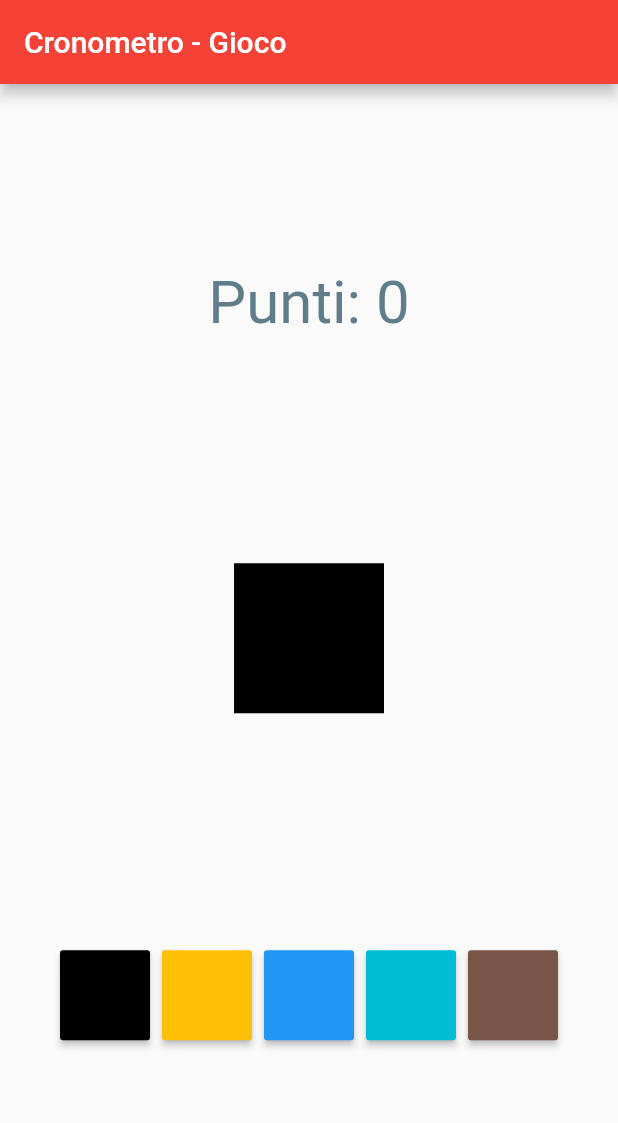
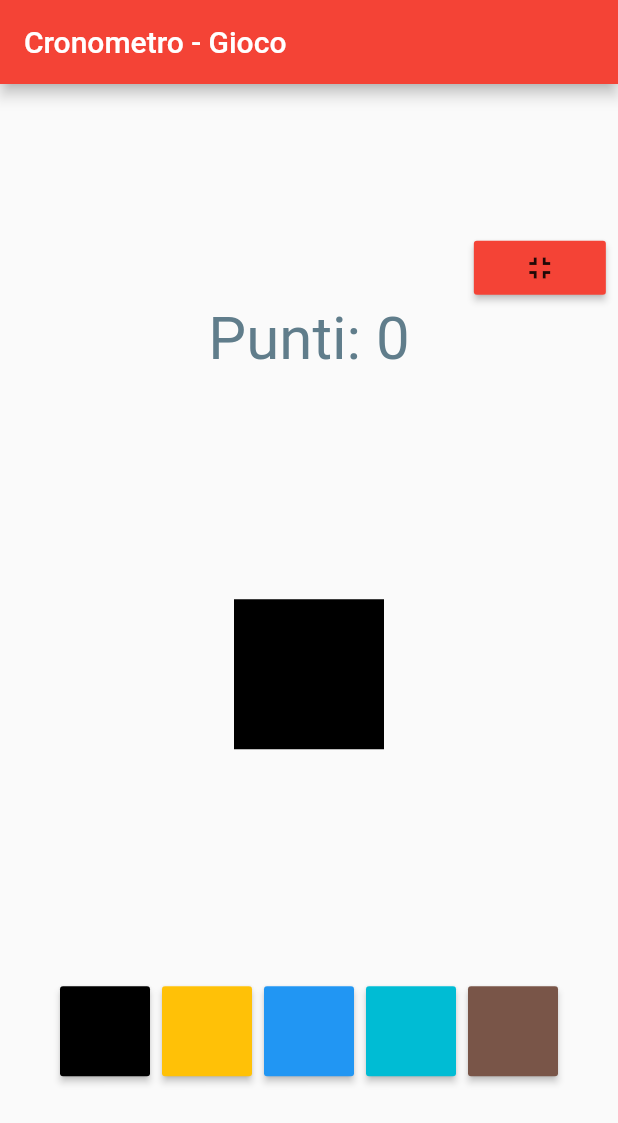
Before and after one commit to LorenzoVaccher01/TPSIT-2020-21, a Flutter app: the screen it shows after launch, after a tap on "Start", on a phone screen of 412 x 824 dp. Shown: the top 1123 px of the screen. Run offline on Flutter 3.47's test engine with Material 2 defaults, Android fonts, the phone set to English and light mode, and no system bars; missing offline and left inert: material.dart.

Commit message:
Update-25102020_v1

```diff
--- a/Cronometro/gioco/lib/views/home.dart
+++ b/Cronometro/gioco/lib/views/home.dart
@@ -39,6 +39,13 @@ class _MyHomePageState extends State<MyHomePage> {
     });
   }
 
+  void _resetGame() {
+    setState(() {
+      _score = 0;
+      _visibilityStatus = true;
+    });
+  }
+
   @override
   Widget build(BuildContext context) {
     return Scaffold(
@@ -49,6 +56,17 @@ class _MyHomePageState extends State<MyHomePage> {
           child: Column(
             mainAxisAlignment: MainAxisAlignment.center,
             children: <Widget>[
+              Visibility(
+                child: Container(
+                  alignment: Alignment(0.95, -1),
+                  child: RaisedButton(
+                    color: Colors.red,
+                    child: Icon(Icons.fullscreen_exit),
+                    onPressed: _resetGame,
+                  ),
+                ),
+                visible: !_visibilityStatus,
+              ),
               Visibility(
                 child: Container(
                   child: Text('Clicca il tasto Start per iniziare a giocare!',
```
Also changed, not shown: Cronometro/gioco/lib/utils/ticker.dart (+6 -2 lines), 2 other files.
